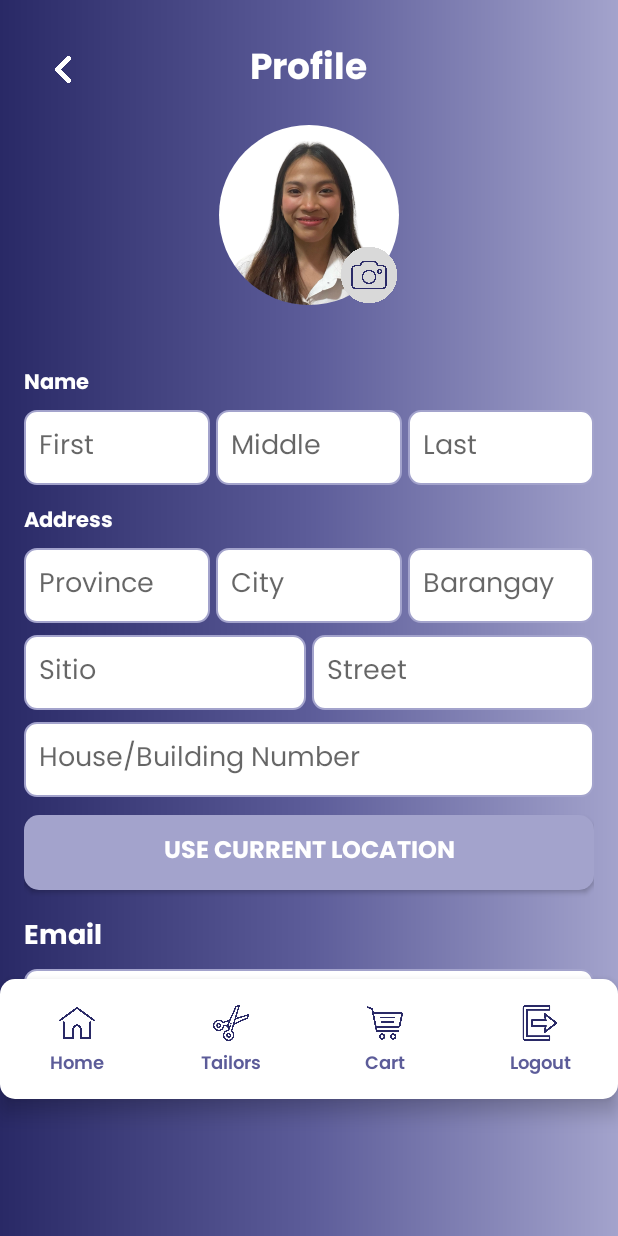
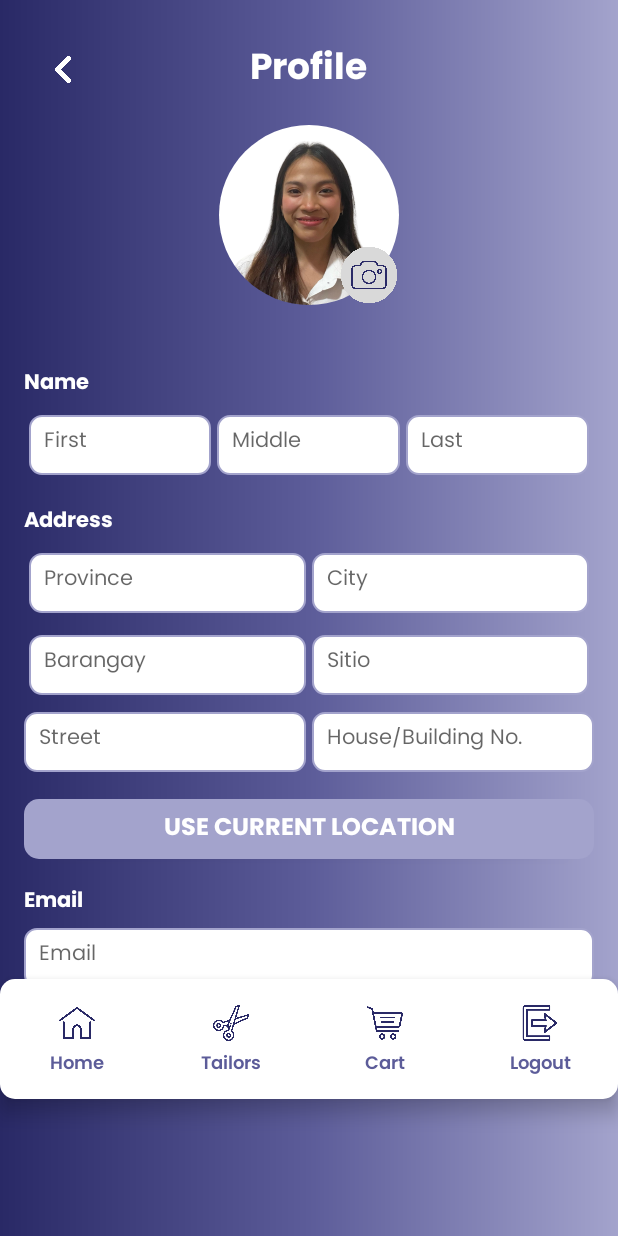
Before and after one commit to sherwinfontanar/Fitcraft, an Android app: the UserProfileActivity screen opened directly, with no data from a screen before it, on a phone screen of 412 x 824 dp. Run offline under Robolectric (Android 15) with nearby library versions, the phone set to English and light mode, and no system bars; our stand-ins replace CircleImageView, Volley; pictures from the network do not load; 1 statement that could not run was skipped.

Commit message:
check customer profile edittext fields

```diff
--- a/app/src/main/res/layout/activity_user_profile.xml
+++ b/app/src/main/res/layout/activity_user_profile.xml
@@ -77,20 +77,21 @@
 
             <LinearLayout
                 android:layout_width="match_parent"
-                android:layout_height="wrap_content"
+                android:layout_height="50dp"
                 android:orientation="horizontal"
                 android:layout_marginBottom="12dp"
+                android:padding="3dp"
                 android:weightSum="3">
 
                 <EditText
                     android:id="@+id/firstName"
                     android:layout_width="0dp"
                     android:layout_weight="1"
-                    android:layout_height="50dp"
+                    android:layout_height="40dp"
                     android:layout_marginEnd="4dp"
                     android:hint="First"
                     android:fontFamily="@font/poppins_regular"
-                    android:textSize="18dp"
+                    android:textSize="14dp"
                     android:textColor="@color/two"
                     android:background="@drawable/edit_text_background"
                     android:padding="10dp" />
@@ -99,11 +100,11 @@
                     android:id="@+id/middleName"
                     android:layout_width="0dp"
                     android:layout_weight="1"
-                    android:layout_height="50dp"
+                    android:layout_height="40dp"
                     android:layout_marginEnd="4dp"
                     android:hint="Middle"
                     android:fontFamily="@font/poppins_regular"
-                    android:textSize="18dp"
+                    android:textSize="14dp"
                     android:textColor="@color/two"
                     android:background="@drawable/edit_text_background"
                     android:padding="10dp" />
@@ -112,10 +113,10 @@
                     android:id="@+id/lastName"
                     android:layout_width="0dp"
                     android:layout_weight="1"
-                    android:layout_height="50dp"
+                    android:layout_height="40dp"
                     android:hint="Last"
                     android:fontFamily="@font/poppins_regular"
-                    android:textSize="18dp"
+                    android:textSize="14dp"
                     android:textColor="@color/two"
                     android:background="@drawable/edit_text_background"
                     android:padding="10dp" />
@@ -130,24 +131,25 @@
                 android:textColor="@color/white"
                 android:fontFamily="@font/poppins_bold" />
 
-            <!-- Province, City, Barangay -->
+            <!-- Province + City -->
             <LinearLayout
                 android:layout_width="match_parent"
                 android:layout_height="wrap_content"
                 android:orientation="horizontal"
+                android:padding="3dp"
                 android:layout_marginBottom="8dp"
-                android:weightSum="3">
+                android:weightSum="2">
 
                 <EditText
                     android:id="@+id/province"
                     android:layout_width="0dp"
                     android:layout_weight="1"
                     android:layout_marginEnd="4dp"
-                    android:layout_height="50dp"
+                    android:layout_height="40dp"
                     android:hint="Province"
                     android:background="@drawable/edit_text_background"
                     android:fontFamily="@font/poppins_regular"
-                    android:textSize="18dp"
+                    android:textSize="14dp"
                     android:textColor="@color/two"
                     android:padding="10dp" />
 
@@ -155,29 +157,51 @@
                     android:id="@+id/city"
                     android:layout_width="0dp"
                     android:layout_weight="1"
-                    android:layout_marginEnd="4dp"
-                    android:layout_height="50dp"
+                    android:layout_height="40dp"
                     android:hint="City"
                     android:background="@drawable/edit_text_background"
                     android:fontFamily="@font/poppins_regular"
-                    android:textSize="18dp"
+                    android:textSize="14dp"
                     android:textColor="@color/two"
                     android:padding="10dp" />
+            </LinearLayout>
+
+            <!-- Barangay + Sitio -->
+            <LinearLayout
+                android:layout_width="match_parent"
+                android:layout_height="wrap_content"
+                android:orientation="horizontal"
+                android:padding="3dp"
+                android:layout_marginBottom="8dp"
+                android:weightSum="2">
 
                 <EditText
                     android:id="@+id/barangay"
                     android:layout_width="0dp"
                     android:layout_weight="1"
-                    android:layout_height="50dp"
+                    android:layout_marginEnd="4dp"
+                    android:layout_height="40dp"
                     android:hint="Barangay"
                     android:background="@drawable/edit_text_background"
                     android:fontFamily="@font/poppins_regular"
-                    android:textSize="18dp"
+                    android:textSize="14dp"
+                    android:textColor="@color/two"
+                    android:padding="10dp" />
+
+                <EditText
+                    android:id="@+id/sitio"
+                    android:layout_width="0dp"
+                    android:layout_weight="1"
+                    android:layout_height="40dp"
+                    android:hint="Sitio"
+                    android:background="@drawable/edit_text_background"
+                    android:fontFamily="@font/poppins_regular"
+                    android:textSize="14dp"
                     android:textColor="@color/two"
                     android:padding="10dp" />
             </LinearLayout>
 
-            <!-- Sitio, Street -->
+            <!-- Street + House/Building No. -->
             <LinearLayout
                 android:layout_width="match_parent"
                 android:layout_height="wrap_content"
@@ -186,49 +210,36 @@
                 android:weightSum="2">
 
                 <EditText
-                    android:id="@+id/sitio"
+                    android:id="@+id/street"
                     android:layout_width="0dp"
                     android:layout_weight="1"
                     android:layout_marginEnd="4dp"
-                    android:layout_height="50dp"
-                    android:hint="Sitio"
+                    android:layout_height="40dp"
+                    android:hint="Street"
                     android:background="@drawable/edit_text_background"
                     android:fontFamily="@font/poppins_regular"
-                    android:textSize="18dp"
+                    android:textSize="14dp"
                     android:textColor="@color/two"
                     android:padding="10dp" />
 
                 <EditText
-                    android:id="@+id/street"
+                    android:id="@+id/houseNumber"
                     android:layout_width="0dp"
                     android:layout_weight="1"
-                    android:layout_height="50dp"
-                    android:hint="Street"
+                    android:layout_height="40dp"
+                    android:hint="House/Building No."
                     android:background="@drawable/edit_text_background"
                     android:fontFamily="@font/poppins_regular"
-                    android:textSize="18dp"
+                    android:textSize="14dp"
                     android:textColor="@color/two"
                     android:padding="10dp" />
             </LinearLayout>
 
-            <!-- Building / House Number -->
-            <EditText
-                android:id="@+id/building"
-                android:layout_width="match_parent"
-                android:layout_height="50dp"
-                android:layout_marginBottom="12dp"
-                android:hint="House/Building Number"
-                android:background="@drawable/edit_text_background"
-                android:fontFamily="@font/poppins_regular"
-                android:textSize="18dp"
-                android:textColor="@color/two"
-                android:padding="10dp" />
-
-            <!-- Use Current Location Button -->
             <Button
                 android:id="@+id/useLocationButton"
                 android:layout_width="match_parent"
-                android:layout_height="50dp"
+                android:layout_height="40dp"
+                android:layout_marginTop="10dp"
                 android:layout_marginBottom="16dp"
                 android:text="Use Current Location"
                 android:fontFamily="@font/poppins_bold"
@@ -243,18 +254,17 @@
                 android:layout_marginBottom="5dp"
                 android:text="Email"
                 android:textColor="@color/white"
-                android:fontFamily="@font/poppins_bold"
-                android:textSize="18dp"/>
+                android:fontFamily="@font/poppins_bold"/>
 
             <EditText
                 android:id="@+id/email"
                 android:hint="Email"
                 android:background="@drawable/edit_text_background"
                 android:layout_width="match_parent"
-                android:layout_height="50dp"
+                android:layout_height="40dp"
                 android:layout_marginBottom="12dp"
                 android:fontFamily="@font/poppins_regular"
-                android:textSize="18dp"
+                android:textSize="14dp"
                 android:textColor="@color/two"
                 android:padding="10dp" />
 
@@ -272,9 +282,10 @@
                 android:hint="Phone Number"
                 android:background="@drawable/edit_text_background"
                 android:layout_width="match_parent"
-                android:layout_height="50dp"
+                android:layout_height="40dp"
                 android:layout_marginBottom="12dp"
                 android:fontFamily="@font/poppins_regular"
+                android:textSize="14dp"
                 android:textColor="@color/two"
                 android:padding="10dp" />
 
@@ -282,7 +293,7 @@
             <Button
                 android:id="@+id/editButton"
                 android:layout_width="match_parent"
-                android:layout_height="50dp"
+                android:layout_height="40dp"
                 android:layout_marginBottom="8dp"
                 android:background="@drawable/roundedtwo"
                 android:fontFamily="@font/poppins_bold"
@@ -293,7 +304,7 @@
             <Button
                 android:id="@+id/saveButton"
                 android:layout_width="match_parent"
-                android:layout_height="50dp"
+                android:layout_height="40dp"
                 android:layout_marginBottom="8dp"
                 android:background="@drawable/rounded"
                 android:fontFamily="@font/poppins_bold"
```
